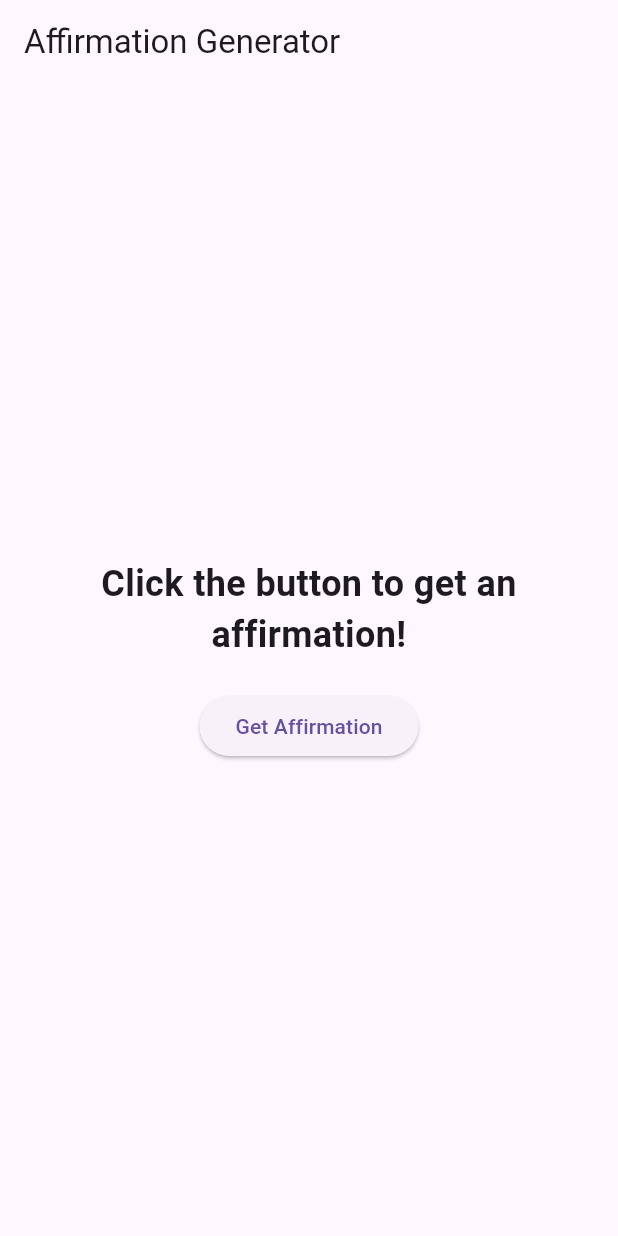
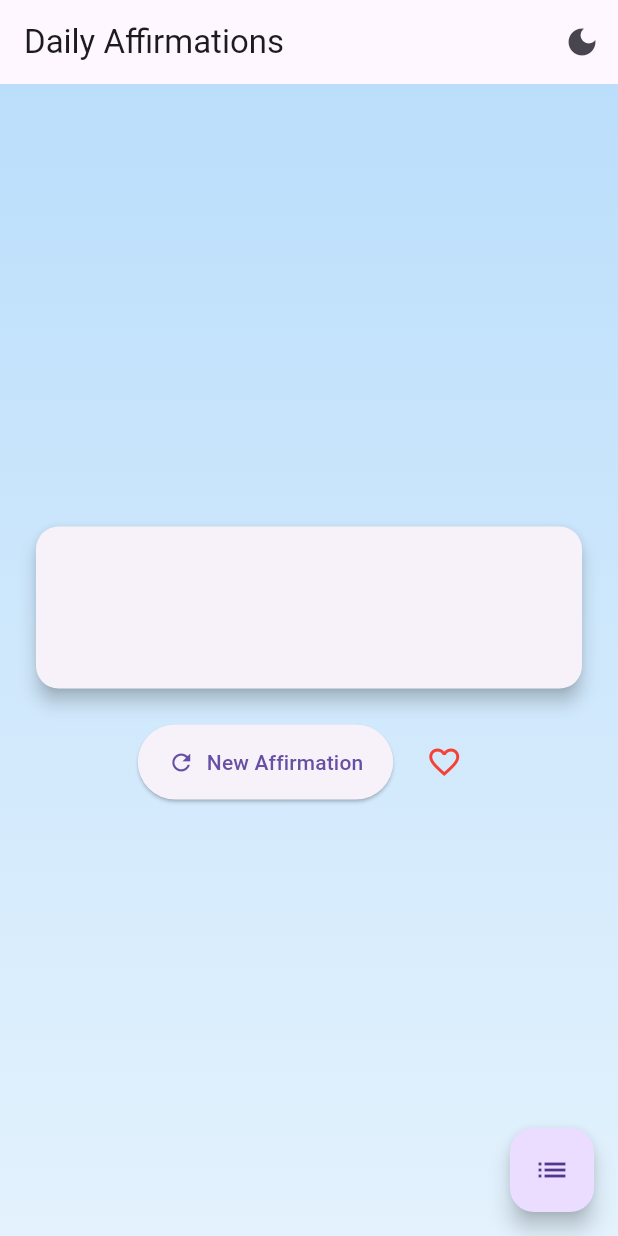
Before and after one commit to NqobileMthombeni/affirmation_generator, a Flutter app: the screen it shows after launch, on a phone screen of 412 x 824 dp. Run offline on Flutter 3.47's test engine with Material 3 defaults, Android fonts, the phone set to English and light mode, and no system bars; our stand-ins replace shared_preferences.

```diff
--- a/affirmation_generator/lib/main.dart
+++ b/affirmation_generator/lib/main.dart
@@ -6,6 +6,8 @@ void main() {
 }
 
 class MyApp extends StatelessWidget {
+  const MyApp({super.key});
+
   @override
   Widget build(BuildContext context) {
     return MaterialApp(
--- a/affirmation_generator/lib/screens/home_page.dart
+++ b/affirmation_generator/lib/screens/home_page.dart
@@ -1,12 +1,15 @@
 import 'package:flutter/material.dart';
 import 'dart:math';
+import 'package:shared_preferences/shared_preferences.dart';  // Fixed import
 
 class MyHomePage extends StatefulWidget {
+  const MyHomePage({super.key});
+
   @override
   _MyHomePageState createState() => _MyHomePageState();
 }
 
-class _MyHomePageState extends State<MyHomePage> {
+class _MyHomePageState extends State<MyHomePage> with SingleTickerProviderStateMixin {
   final List<String> _affirmations = [
     "You are capable of achieving great things.",
     "Believe in yourself and all that you are.",
@@ -23,39 +26,205 @@ class _MyHomePageState extends State<MyHomePage> {
     "I am capable of persevering through any adversity that comes my way.",
     "I embrace obstacles as opportunities to prove my perseverance.",
     "With each challenge I face, my determination grows stronger.",
-    "I am a resilient soul, and perseverance is my guiding force. "
+    "I am a resilient soul, and perseverance is my guiding force."
   ];
 
   String _currentAffirmation = "Click the button to get an affirmation!";
+  List<String> _favoriteAffirmations = [];
+  late AnimationController _animationController;
+  late Animation<double> _animation;
+  bool _isDarkMode = false;
+
+  @override
+  void initState() {
+    super.initState();
+    _loadFavorites();
+    _loadDarkModePreference();
+    _animationController = AnimationController(
+      duration: const Duration(milliseconds: 500),
+      vsync: this,
+    );
+    _animation = CurvedAnimation(
+      parent: _animationController,
+      curve: Curves.easeInOut,
+    );
+  }
+
+  Future<void> _loadFavorites() async {
+    final prefs = await SharedPreferences.getInstance();
+    setState(() {
+      _favoriteAffirmations = prefs.getStringList('favorites') ?? [];
+    });
+  }
+
+  Future<void> _loadDarkModePreference() async {
+    final prefs = await SharedPreferences.getInstance();
+    setState(() {
+      _isDarkMode = prefs.getBool('darkMode') ?? false;
+    });
+  }
+
+  Future<void> _saveFavorites() async {
+    final prefs = await SharedPreferences.getInstance();
+    await prefs.setStringList('favorites', _favoriteAffirmations);
+  }
+
+  Future<void> _saveDarkModePreference() async {
+    final prefs = await SharedPreferences.getInstance();
+    await prefs.setBool('darkMode', _isDarkMode);
+  }
 
   void _generateAffirmation() {
     final random = Random();
     setState(() {
       _currentAffirmation = _affirmations[random.nextInt(_affirmations.length)];
+      _animationController.reset();
+      _animationController.forward();
+    });
+  }
+
+  void _toggleFavorite() {
+    setState(() {
+      if (_favoriteAffirmations.contains(_currentAffirmation)) {
+        _favoriteAffirmations.remove(_currentAffirmation);
+      } else {
+        _favoriteAffirmations.add(_currentAffirmation);
+      }
+      _saveFavorites();
     });
   }
 
   @override
+  void dispose() {
+    _animationController.dispose();
+    super.dispose();
+  }
+
+  @override
   Widget build(BuildContext context) {
-    return Scaffold(
+    return Theme(
+      data: _isDarkMode ? ThemeData.dark() : ThemeData.light(),
+      child: Scaffold(
         appBar: AppBar(
-        title: Text('Affirmation Generator'),
+          title: const Text('Daily Affirmations'),
+          actions: [
+            IconButton(
+              icon: Icon(_isDarkMode ? Icons.light_mode : Icons.dark_mode),
+              onPressed: () {
+                setState(() {
+                  _isDarkMode = !_isDarkMode;
+                  _saveDarkModePreference();
+                });
+              },
             ),
-      body: Center(
+          ],
+        ),
+        body: Container(
+          decoration: BoxDecoration(
+            gradient: LinearGradient(
+              begin: Alignment.topCenter,
+              end: Alignment.bottomCenter,
+              colors: _isDarkMode
+                  ? [Colors.grey[900]!, Colors.grey[800]!]
+                  : [Colors.blue[100]!, Colors.blue[50]!],
+            ),
+          ),
+          child: Center(
+            child: Padding(
+              padding: const EdgeInsets.all(20.0),
               child: Column(
                 mainAxisAlignment: MainAxisAlignment.center,
                 children: <Widget>[
-            Text(
+                  Card(
+                    elevation: 5,
+                    shape: RoundedRectangleBorder(
+                      borderRadius: BorderRadius.circular(15),
+                    ),
+                    child: Padding(
+                      padding: const EdgeInsets.all(20.0),
+                      child: FadeTransition(
+                        opacity: _animation,
+                        child: Text(
                           _currentAffirmation,
                           textAlign: TextAlign.center,
-              style: TextStyle(fontSize: 24, fontWeight: FontWeight.bold),
+                          style: const TextStyle(
+                            fontSize: 24,
+                            fontWeight: FontWeight.bold,
                           ),
-            SizedBox(height: 20),
-            ElevatedButton(
+                        ),
+                      ),
+                    ),
+                  ),
+                  const SizedBox(height: 20),
+                  Row(
+                    mainAxisAlignment: MainAxisAlignment.center,
+                    children: [
+                      ElevatedButton.icon(
                         onPressed: _generateAffirmation,
-              child: Text('Get Affirmation'),
+                        icon: const Icon(Icons.refresh),
+                        label: const Text('New Affirmation'),
+                        style: ElevatedButton.styleFrom(
+                          padding: const EdgeInsets.symmetric(
+                            horizontal: 20,
+                            vertical: 15,
+                          ),
+                        ),
+                      ),
+                      const SizedBox(width: 10),
+                      IconButton(
+                        icon: Icon(
+                          _favoriteAffirmations.contains(_currentAffirmation)
+                              ? Icons.favorite
+                              : Icons.favorite_border,
+                          color: Colors.red,
+                        ),
+                        onPressed: _toggleFavorite,
                       ),
                     ],
+                  ),
+                ],
+              ),
+            ),
+          ),
+        ),
+        floatingActionButton: FloatingActionButton(
+          onPressed: () {
+            showDialog(
+              context: context,
+              builder: (context) => AlertDialog(
+                title: const Text('Favorite Affirmations'),
+                content: SizedBox(
+                  width: double.maxFinite,
+                  child: ListView.builder(
+                    shrinkWrap: true,
+                    itemCount: _favoriteAffirmations.length,
+                    itemBuilder: (context, index) {
+                      return ListTile(
+                        title: Text(_favoriteAffirmations[index]),
+                        trailing: IconButton(
+                          icon: const Icon(Icons.delete),
+                          onPressed: () {
+                            setState(() {
+                              _favoriteAffirmations.removeAt(index);
+                              _saveFavorites();
+                            });
+                            Navigator.pop(context);
+                          },
+                        ),
+                      );
+                    },
+                  ),
+                ),
+                actions: [
+                  TextButton(
+                    onPressed: () => Navigator.pop(context),
+                    child: const Text('Close'),
+                  ),
+                ],
+              ),
+            );
+          },
+          child: const Icon(Icons.list),
         ),
       ),
     );
--- a/affirmation_generator/pubspec.yaml
+++ b/affirmation_generator/pubspec.yaml
@@ -30,7 +30,7 @@ environment:
 dependencies:
   flutter:
     sdk: flutter
-  flutter_svg: ^1.0.0  # For SVG animations
+  shared_preferences: ^2.2.2  # Latest stable version  # For SVG animations
   # flutter_gifimage: ^3.0.0  # For GIF animations
   # flutter_animated_splash_screen: ^2.0.0
 
```
Also changed, not shown: affirmation_generator/pubspec.lock, 10 other files. Lines whose indentation alone changed are shown as unchanged.
